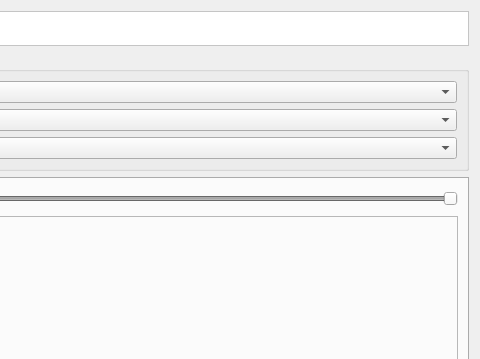
Above: src/tv5plugins/forestMonitor/qt/ui/ForestMonitorClassDialogForm.ui from ericabreu82/tv5_plugins before the change; both pictures show x 509 to 989 and y 0 to 359 of the 989 by 846 pixel window. Below: the same form after it.
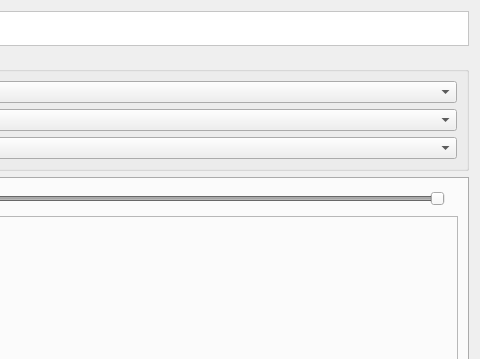
That is the form after the change.

Diff of the .ui file:
```diff
--- a/src/tv5plugins/forestMonitor/qt/ui/ForestMonitorClassDialogForm.ui
+++ b/src/tv5plugins/forestMonitor/qt/ui/ForestMonitorClassDialogForm.ui
@@ -205,6 +205,13 @@
              </property>
             </widget>
            </item>
+           <item row="0" column="2">
+            <widget class="QLabel" name="m_thresholdValueLabel">
+             <property name="text">
+              <string/>
+             </property>
+            </widget>
+           </item>
           </layout>
          </item>
         </layout>
```
Left out of the diff: 4 changed lines with no effect on the pictures.
